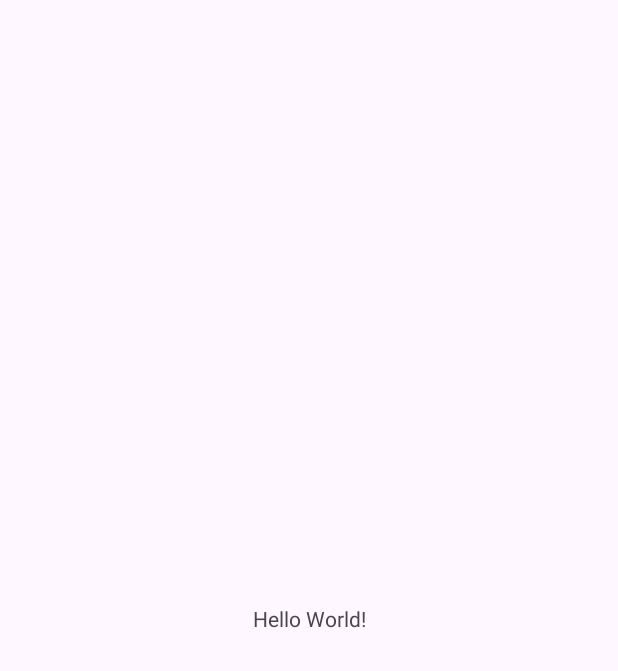
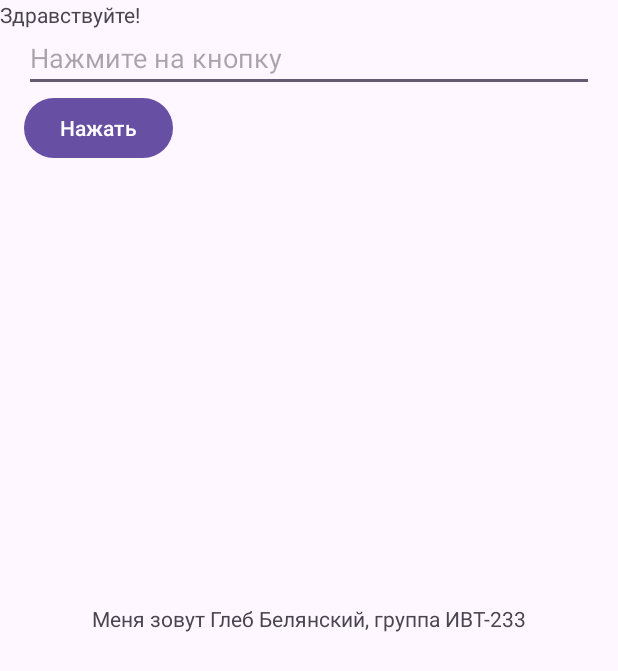
Before and after one commit to NoR734/laba1, an Android app: the screen it shows after launch (MainActivity), on a phone screen of 412 x 824 dp. Before the commit the part shown is almost empty. Shown: the top 671 px of the screen. Run offline under Robolectric (Android 15) with nearby library versions, the phone set to English and light mode, and no system bars.

Commit message:
Готовая первая лабораторная работа

```diff
--- /dev/null
+++ b/app/src/main/java/com/example/laba1/BlankFragment.java
@@ -0,0 +1,66 @@
+package com.example.laba1;
+
+import android.os.Bundle;
+import android.view.LayoutInflater;
+import android.view.View;
+import android.view.ViewGroup;
+import android.widget.Button;
+import android.widget.EditText;
+import android.widget.Toast;
+
+import androidx.fragment.app.Fragment;
+
+public class BlankFragment extends Fragment {
+
+    private static final String ARG_PARAM1 = "param1";
+    private static final String ARG_PARAM2 = "param2";
+
+    private String mParam1;
+    private String mParam2;
+
+    public BlankFragment() {
+        // Required empty public constructor
+    }
+
+    public static BlankFragment newInstance(String param1, String param2) {
+        BlankFragment fragment = new BlankFragment();
+        Bundle args = new Bundle();
+        args.putString(ARG_PARAM1, param1);
+        args.putString(ARG_PARAM2, param2);
+        fragment.setArguments(args);
+        return fragment;
+    }
+
+    @Override
+    public void onCreate(Bundle savedInstanceState) {
+        super.onCreate(savedInstanceState);
+        if (getArguments() != null) {
+            mParam1 = getArguments().getString(ARG_PARAM1);
+            mParam2 = getArguments().getString(ARG_PARAM2);
+        }
+    }
+
+    @Override
+    public View onCreateView(LayoutInflater inflater, ViewGroup container,
+                             Bundle savedInstanceState) {
+        // Inflate the layout for this fragment
+        return inflater.inflate(R.layout.fragment_blank, container, false);
+    }
+
+    @Override
+    public void onViewCreated(View view, Bundle savedInstanceState) {
+        super.onViewCreated(view, savedInstanceState);
+
+        EditText editText = view.findViewById(R.id.editText);
+        Button button = view.findViewById(R.id.button);
+
+        button.setOnClickListener(new View.OnClickListener() {
+            @Override
+            public void onClick(View v) {
+                String text = "УРА!";
+                editText.setText(text);
+                Toast.makeText(getActivity(), text, Toast.LENGTH_SHORT).show();
+            }
+        });
+    }
+}
--- a/app/src/main/java/com/example/laba1/MainActivity.java
+++ b/app/src/main/java/com/example/laba1/MainActivity.java
@@ -1,24 +1,21 @@
 package com.example.laba1;
 
 import android.os.Bundle;
-
-import androidx.activity.EdgeToEdge;
 import androidx.appcompat.app.AppCompatActivity;
-import androidx.core.graphics.Insets;
-import androidx.core.view.ViewCompat;
-import androidx.core.view.WindowInsetsCompat;
 
 public class MainActivity extends AppCompatActivity {
 
     @Override
     protected void onCreate(Bundle savedInstanceState) {
         super.onCreate(savedInstanceState);
-        EdgeToEdge.enable(this);
         setContentView(R.layout.activity_main);
-        ViewCompat.setOnApplyWindowInsetsListener(findViewById(R.id.main), (v, insets) -> {
-            Insets systemBars = insets.getInsets(WindowInsetsCompat.Type.systemBars());
-            v.setPadding(systemBars.left, systemBars.top, systemBars.right, systemBars.bottom);
-            return insets;
-        });
+    }
+
+    @Override
+    protected void onStart() {
+        super.onStart();
+        getSupportFragmentManager().beginTransaction()
+                .replace(R.id.fragment_container, new BlankFragment())
+                .commit();
     }
 }
--- a/app/src/main/res/layout/activity_main.xml
+++ b/app/src/main/res/layout/activity_main.xml
@@ -10,10 +10,18 @@
     <TextView
         android:layout_width="wrap_content"
         android:layout_height="wrap_content"
-        android:text="Hello World!"
+        android:text="@string/v_centre"
         app:layout_constraintBottom_toBottomOf="parent"
         app:layout_constraintEnd_toEndOf="parent"
         app:layout_constraintStart_toStartOf="parent"
         app:layout_constraintTop_toTopOf="parent" />
 
+    <FrameLayout
+        android:id="@+id/fragment_container"
+        android:layout_width="match_parent"
+        android:layout_height="match_parent"
+        app:layout_constraintTop_toTopOf="parent"
+        tools:layout_editor_absoluteX="0dp" />
+
+
 </androidx.constraintlayout.widget.ConstraintLayout>
--- /dev/null
+++ b/app/src/main/res/layout/fragment_blank.xml
@@ -0,0 +1,34 @@
+<?xml version="1.0" encoding="utf-8"?>
+<FrameLayout xmlns:android="http://schemas.android.com/apk/res/android"
+    xmlns:tools="http://schemas.android.com/tools"
+    android:layout_width="match_parent"
+    android:layout_height="match_parent"
+    tools:context=".BlankFragment">
+
+    <!-- TODO: Update blank fragment layout -->
+    <TextView
+        android:layout_width="match_parent"
+        android:layout_height="match_parent"
+        android:text="@string/hello_blank_fragment" />
+
+    <LinearLayout
+        android:layout_width="match_parent"
+        android:layout_height="match_parent"
+        android:orientation="vertical"
+        android:padding="16dp">
+
+        <EditText
+            android:id="@+id/editText"
+            android:layout_width="match_parent"
+            android:layout_height="wrap_content"
+            android:hint="@string/on_knopka" />
+
+        <Button
+            android:id="@+id/button"
+            android:layout_width="wrap_content"
+            android:layout_height="wrap_content"
+            android:text="@string/knopka" />
+    </LinearLayout>
+
+
+</FrameLayout>
--- a/app/src/main/res/values/strings.xml
+++ b/app/src/main/res/values/strings.xml
@@ -1,3 +1,9 @@
 <resources>
     <string name="app_name">laba1</string>
+    <!-- TODO: Remove or change this placeholder text -->
+    <string name="hello_blank_fragment">Здравствуйте!</string>
+    <string name="on_knopka">Нажмите на кнопку</string>
+    <string name="knopka">Нажать</string>
+    <string name="v_centre">Меня зовут Глеб Белянский, группа ИВТ-233</string>
+
 </resources>
```
